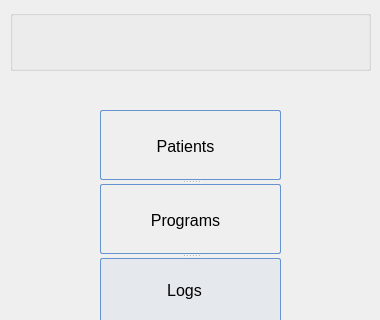
The window that POML060_v1/stageonemain.ui (viniltc/POML060) describes before a commit, drawn with Qt 5; both pictures show x 0 to 380 and y 0 to 320 of the 380 by 556 pixel window.
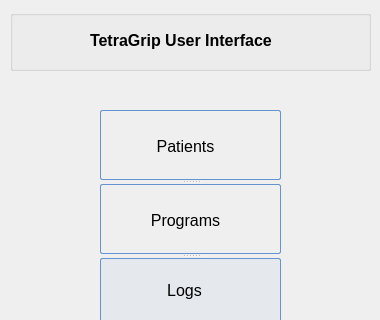
The same window after the commit. Custom widgets are drawn as their Qt base class.

What changed in the file:
```diff
--- a/POML060_v1/stageonemain.ui
+++ b/POML060_v1/stageonemain.ui
@@ -51,6 +51,27 @@
       <bool>false</bool>
      </property>
     </widget>
+    <widget class="QLabel" name="label_2">
+     <property name="geometry">
+      <rect>
+       <x>80</x>
+       <y>20</y>
+       <width>201</width>
+       <height>20</height>
+      </rect>
+     </property>
+     <property name="font">
+      <font>
+       <family>Arial</family>
+       <pointsize>12</pointsize>
+       <weight>75</weight>
+       <bold>true</bold>
+      </font>
+     </property>
+     <property name="text">
+      <string>TetraGrip User Interface</string>
+     </property>
+    </widget>
    </widget>
    <widget class="QSplitter" name="splitter">
     <property name="geometry">
```
